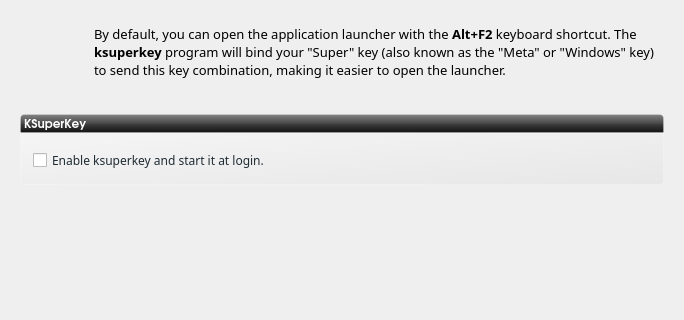
Qt form ui/ui_scrKsuperkey.ui (rshipp/kapudan) before a commit; both pictures show x 0 to 684 and y 0 to 320 of the 684 by 596 pixel window.
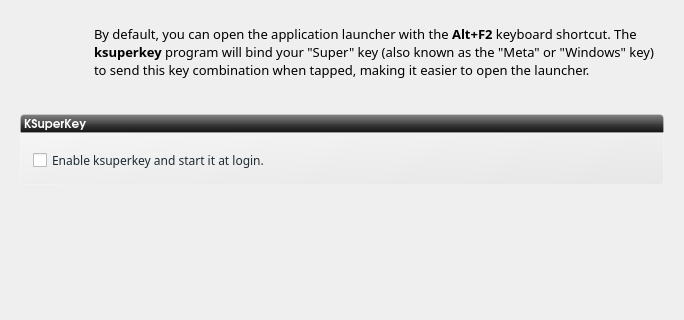
The same form after that commit. Icons and pictures are not drawn.

Commit message: Wording and icon change in the ui.

```diff
--- a/ui/ui_scrKsuperkey.ui
+++ b/ui/ui_scrKsuperkey.ui
@@ -140,7 +140,7 @@
         <enum>QFrame::Raised</enum>
        </property>
        <property name="text">
-        <string>&lt;html&gt;&lt;head/&gt;&lt;body&gt;&lt;p&gt;By default, you can open the application launcher with the &lt;span style=&quot; font-weight:600;&quot;&gt;Alt+F2&lt;/span&gt; keyboard shortcut. The &lt;span style=&quot; font-weight:600;&quot;&gt;ksuperkey&lt;/span&gt; program will bind your &amp;quot;Super&amp;quot; key (also known as the &amp;quot;Meta&amp;quot; or &amp;quot;Windows&amp;quot; key) to send this key combination, making it easier to open the launcher.&lt;/p&gt;&lt;/body&gt;&lt;/html&gt;</string>
+        <string>&lt;html&gt;&lt;head/&gt;&lt;body&gt;&lt;p&gt;By default, you can open the application launcher with the &lt;span style=&quot; font-weight:600;&quot;&gt;Alt+F2&lt;/span&gt; keyboard shortcut. The &lt;span style=&quot; font-weight:600;&quot;&gt;ksuperkey&lt;/span&gt; program will bind your &amp;quot;Super&amp;quot; key (also known as the &amp;quot;Meta&amp;quot; or &amp;quot;Windows&amp;quot; key) to send this key combination when tapped, making it easier to open the launcher.&lt;/p&gt;&lt;/body&gt;&lt;/html&gt;</string>
        </property>
        <property name="wordWrap">
         <bool>true</bool>
```
Left out of the diff: 2 changed lines with no effect on the pictures.
